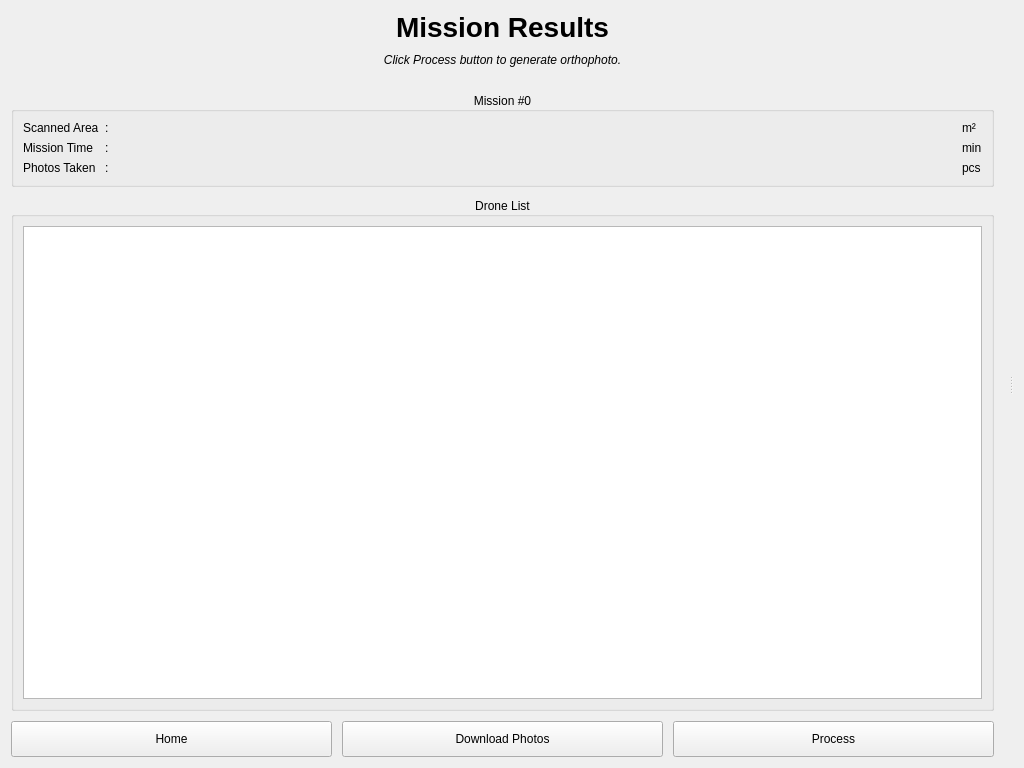
First picture: the form in UI/Postflight/post_design.ui, repository cmpe-DroneLab/GeoFly3D, before the edit.
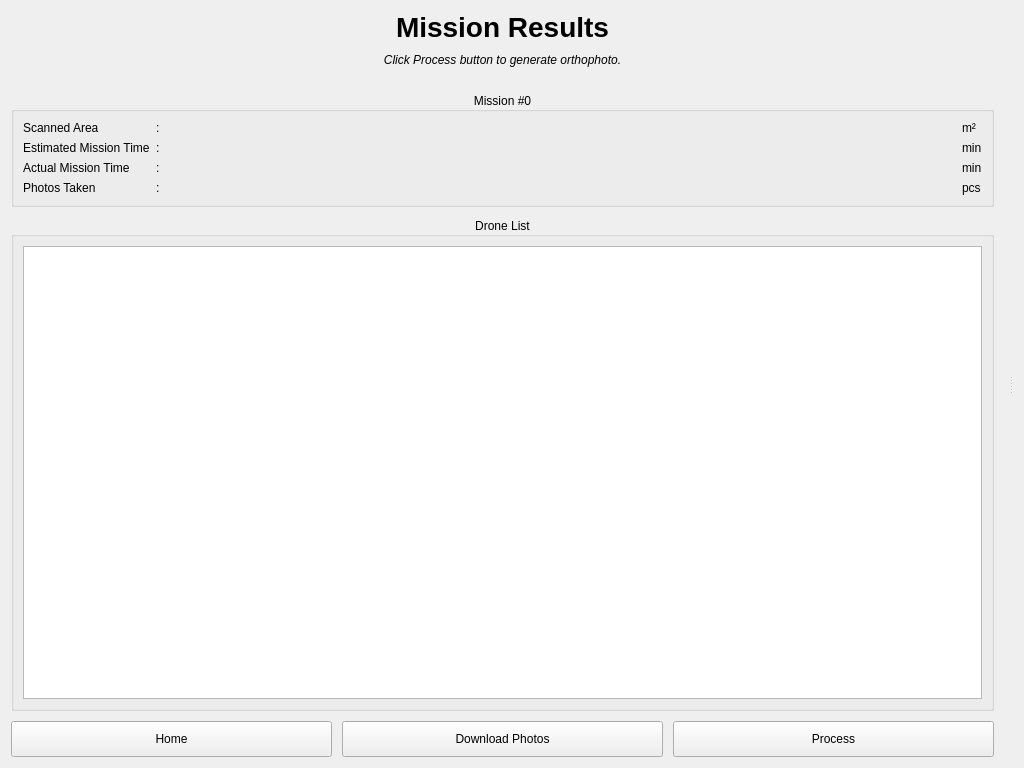
Second picture: the form after the edit. Icons and pictures are not drawn.

Commit message: Updated mission time estimation and postflight information

Patch:
```diff
--- a/UI/Postflight/post_design.ui
+++ b/UI/Postflight/post_design.ui
@@ -89,22 +89,15 @@
           <set>Qt::AlignCenter</set>
          </property>
          <layout class="QGridLayout" name="gridLayout" columnstretch="0,0,1,0">
-          <item row="1" column="1">
-           <widget class="QLabel" name="colon_2">
+          <item row="4" column="3">
+           <widget class="QLabel" name="photos_taken_unit">
             <property name="text">
-             <string>:</string>
+             <string>pcs</string>
             </property>
            </widget>
           </item>
-          <item row="3" column="1">
-           <widget class="QLabel" name="colon_3">
-            <property name="text">
-             <string>:</string>
-            </property>
-           </widget>
-          </item>
-          <item row="3" column="2">
-           <widget class="QLabel" name="batt_required_value">
+          <item row="2" column="2">
+           <widget class="QLabel" name="actual_mission_time_value">
             <property name="text">
              <string/>
             </property>
@@ -113,6 +106,20 @@
             </property>
            </widget>
           </item>
+          <item row="0" column="3">
+           <widget class="QLabel" name="scanned_area_unit">
+            <property name="text">
+             <string>m²</string>
+            </property>
+           </widget>
+          </item>
+          <item row="0" column="1">
+           <widget class="QLabel" name="colon_1">
+            <property name="text">
+             <string>:</string>
+            </property>
+           </widget>
+          </item>
           <item row="0" column="2">
            <widget class="QLabel" name="scanned_area_value">
             <property name="text">
@@ -123,8 +130,15 @@
             </property>
            </widget>
           </item>
-          <item row="1" column="2">
-           <widget class="QLabel" name="mission_time_value">
+          <item row="4" column="0">
+           <widget class="QLabel" name="photos_taken_label">
+            <property name="text">
+             <string>Photos Taken</string>
+            </property>
+           </widget>
+          </item>
+          <item row="4" column="2">
+           <widget class="QLabel" name="photos_taken_value">
             <property name="text">
              <string/>
             </property>
@@ -133,8 +147,8 @@
             </property>
            </widget>
           </item>
-          <item row="1" column="3">
-           <widget class="QLabel" name="mission_time_unit">
+          <item row="2" column="3">
+           <widget class="QLabel" name="actual_mission_time_unit">
             <property name="text">
              <string>min</string>
             </property>
@@ -147,38 +161,52 @@
             </property>
            </widget>
           </item>
+          <item row="2" column="0">
+           <widget class="QLabel" name="actual_mission_time_label">
+            <property name="text">
+             <string>Actual Mission Time</string>
+            </property>
+           </widget>
+          </item>
           <item row="1" column="0">
-           <widget class="QLabel" name="mission_time_label">
+           <widget class="QLabel" name="estimated_mission_time_label">
             <property name="text">
-             <string>Mission Time</string>
+             <string>Estimated Mission Time</string>
             </property>
            </widget>
           </item>
-          <item row="0" column="1">
-           <widget class="QLabel" name="colon_1">
+          <item row="1" column="1">
+           <widget class="QLabel" name="colon_2">
             <property name="text">
              <string>:</string>
             </property>
            </widget>
           </item>
-          <item row="3" column="3">
-           <widget class="QLabel" name="label">
+          <item row="2" column="1">
+           <widget class="QLabel" name="colon_3">
             <property name="text">
-             <string>pcs</string>
+             <string>:</string>
             </property>
            </widget>
           </item>
-          <item row="0" column="3">
-           <widget class="QLabel" name="scanned_area_unit">
+          <item row="4" column="1">
+           <widget class="QLabel" name="colon_4">
             <property name="text">
-             <string>m²</string>
+             <string>:</string>
             </property>
            </widget>
           </item>
-          <item row="3" column="0">
-           <widget class="QLabel" name="batt_required_label">
+          <item row="1" column="2">
+           <widget class="QLabel" name="estimated_mission_time_value">
             <property name="text">
-             <string>Photos Taken</string>
+             <string/>
+            </property>
+           </widget>
+          </item>
+          <item row="1" column="3">
+           <widget class="QLabel" name="estimated_mission_time_unit">
+            <property name="text">
+             <string>min</string>
             </property>
            </widget>
           </item>
```
The commit also changes 13 other files.
